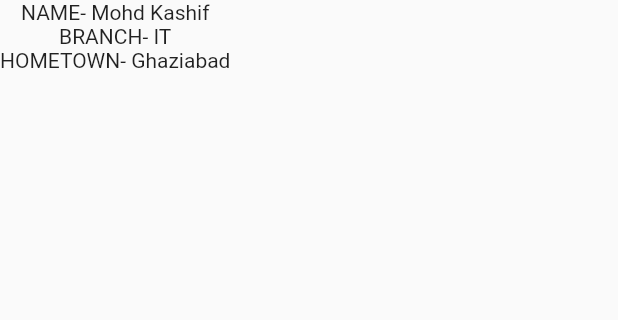
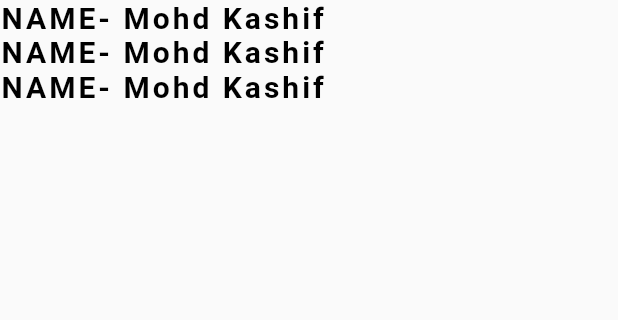
Before and after one commit to HEYKASHIF/ID-CARD-project-in-flutter, a Flutter app: the screen it shows after launch, on a phone screen of 412 x 824 dp, the part 84-404 px from its top. Run offline on Flutter 3.47's test engine with Material 2 defaults, Android fonts, the phone set to English and light mode, and no system bars.

Commit message:
27-march commit19

```diff
--- a/lib/pages/home_page.dart
+++ b/lib/pages/home_page.dart
@@ -21,9 +21,30 @@ class HomePage extends StatelessWidget {
       ),
       body: Column(
         children: [
-          Text("NAME- Mohd Kashif"),
-          Text("BRANCH- IT"),
-          Text("HOMETOWN- Ghaziabad"),
+          Text(
+            "NAME- Mohd Kashif",
+            style: TextStyle(
+                color: Colors.black,
+                letterSpacing: 2.0,
+                fontSize: 20,
+                fontWeight: FontWeight.bold),
+          ),
+          Text(
+            "NAME- Mohd Kashif",
+            style: TextStyle(
+                color: Colors.black,
+                letterSpacing: 2.0,
+                fontSize: 20,
+                fontWeight: FontWeight.bold),
+          ),
+          Text(
+            "NAME- Mohd Kashif",
+            style: TextStyle(
+                color: Colors.black,
+                letterSpacing: 2.0,
+                fontSize: 20,
+                fontWeight: FontWeight.bold),
+          ),
         ],
       ),
     );
```
